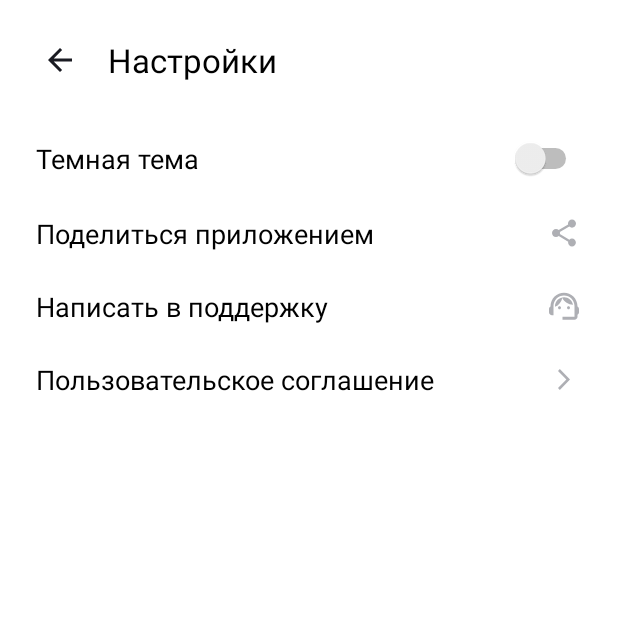
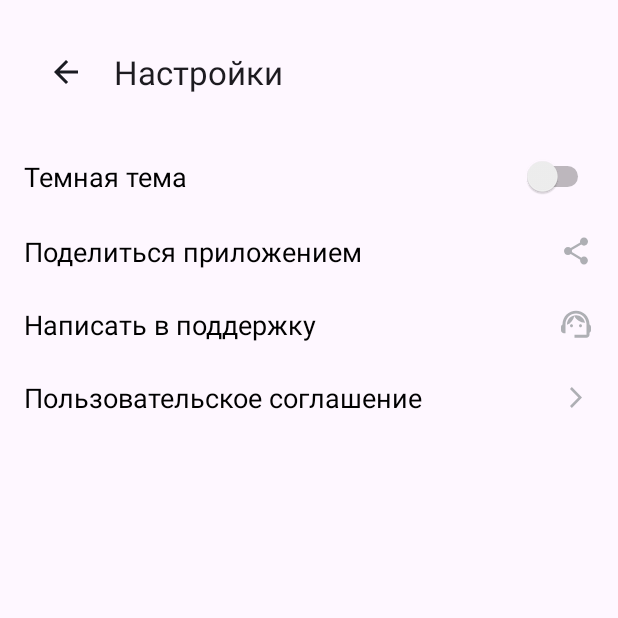
Before and after one commit to DevilReina/PlaylistMaker, an Android app: the SettingsActivity screen opened directly, with no data from a screen before it, on a phone screen of 412 x 824 dp, the top half of it. Run offline under Robolectric (Android 15) with nearby library versions, the phone set to English and light mode, and no system bars.

Commit message:
commit fix

```diff
--- a/app/src/main/java/com/example/playlistmaker/SettingsActivity.kt
+++ b/app/src/main/java/com/example/playlistmaker/SettingsActivity.kt
@@ -1,6 +1,5 @@
 package com.example.playlistmaker
 
-import android.content.Intent
 import android.os.Bundle
 import android.view.View
 import androidx.appcompat.app.AppCompatActivity
@@ -10,10 +9,8 @@ class SettingsActivity : AppCompatActivity() {
         super.onCreate(savedInstanceState)
         setContentView(R.layout.activity_settings)
 
-        val backButton = findViewById<View>(R.id.back_button)
+        val backButton = findViewById<View>(R.id.toolbar)
         backButton.setOnClickListener {
-            val intent = Intent(this@SettingsActivity, MainActivity::class.java)
-            startActivity(intent)
             finish()
         }
     }
--- a/app/src/main/res/layout/activity_main.xml
+++ b/app/src/main/res/layout/activity_main.xml
@@ -30,8 +30,7 @@
         <ImageView
             android:layout_width="wrap_content"
             android:layout_height="wrap_content"
-            android:paddingStart="8dp"
-            android:paddingEnd="8dp"
+            android:paddingHorizontal="8dp"
             android:src="@drawable/ic_search"
             android:contentDescription="@string/searth_btn"/>
 
@@ -58,8 +57,7 @@
             android:layout_width="wrap_content"
             android:layout_height="wrap_content"
             android:src="@drawable/ic_library"
-            android:paddingStart="8dp"
-            android:paddingEnd="8dp"
+            android:paddingHorizontal="8dp"
             android:contentDescription="@string/media_btn"/>
 
         <TextView
@@ -85,8 +83,7 @@
             android:layout_width="wrap_content"
             android:layout_height="wrap_content"
             android:src="@drawable/ic_settings"
-            android:paddingStart="8dp"
-            android:paddingEnd="8dp"
+            android:paddingHorizontal="8dp"
             android:contentDescription="@string/settings_btn"/>
 
         <TextView
--- a/app/src/main/res/layout/activity_settings.xml
+++ b/app/src/main/res/layout/activity_settings.xml
@@ -1,45 +1,30 @@
-<LinearLayout xmlns:android="http://schemas.android.com/apk/res/android"
+<RelativeLayout xmlns:android="http://schemas.android.com/apk/res/android"
+    xmlns:app="http://schemas.android.com/apk/res-auto"
     android:layout_width="match_parent"
     android:layout_height="match_parent"
+    android:padding="16dp">
+
+    <androidx.appcompat.widget.Toolbar
+        android:id="@+id/toolbar"
+        android:layout_width="match_parent"
+        android:layout_height="?attr/actionBarSize"
+        app:title="@string/settings_btn"
+        app:navigationIcon="@drawable/ic_arrow_back" />
+
+    <!-- Остальная разметка для элементов настроек -->
+    <LinearLayout
+        android:layout_width="match_parent"
+        android:layout_height="wrap_content"
         android:orientation="vertical"
-    android:padding="16dp"
-    android:background="@android:color/white">
+        android:layout_below="@id/toolbar"
+        android:layout_marginTop="24dp">
 
-    <!-- Back Button and Title -->
+        <!-- Темная тема -->
         <LinearLayout
             android:layout_width="match_parent"
             android:layout_height="wrap_content"
             android:orientation="horizontal"
-        android:gravity="center_vertical"
-        android:paddingBottom="16dp">
-
-        <ImageView
-            android:id="@+id/back_button"
-            android:layout_width="wrap_content"
-            android:layout_height="wrap_content"
-            android:src="@drawable/ic_arrow_back"
-            android:contentDescription="@string/back_button"
-            android:paddingEnd="8dp"
-            />
-
-        <TextView
-            android:id="@+id/settings_title"
-            android:layout_width="wrap_content"
-            android:layout_height="wrap_content"
-            android:text="Настройки"
-            android:textSize="22sp"
-            android:textColor="@android:color/black"/>
-    </LinearLayout>
-
-    <!-- Dark Theme -->
-    <LinearLayout
-        android:layout_width="match_parent"
-        android:layout_height="wrap_content"
-        android:orientation="horizontal"
-        android:gravity="center_vertical"
-        android:paddingVertical="12dp"
-        android:paddingHorizontal="8dp"
-        android:background="?attr/selectableItemBackground">
+            android:gravity="center_vertical">
 
             <TextView
                 android:layout_width="0dp"
@@ -51,19 +36,16 @@
 
             <Switch
                 android:layout_width="wrap_content"
-            android:layout_height="wrap_content"
-            android:id="@+id/switch_dark_theme"/>
+                android:layout_height="wrap_content"/>
         </LinearLayout>
 
-    <!-- Share App -->
+        <!-- Поделиться приложением -->
         <LinearLayout
             android:layout_width="match_parent"
             android:layout_height="wrap_content"
             android:orientation="horizontal"
             android:gravity="center_vertical"
-        android:paddingVertical="12dp"
-        android:paddingHorizontal="8dp"
-        android:background="?attr/selectableItemBackground">
+            android:layout_marginTop="24dp">
 
             <TextView
                 android:layout_width="0dp"
@@ -76,19 +58,16 @@
             <ImageView
                 android:layout_width="wrap_content"
                 android:layout_height="wrap_content"
-            android:src="@drawable/ic_share"
-            android:contentDescription="@string/share_app"/>
+                app:srcCompat="@drawable/ic_share"/>
         </LinearLayout>
 
-    <!-- Support -->
+        <!-- Написать в поддержку -->
         <LinearLayout
             android:layout_width="match_parent"
             android:layout_height="wrap_content"
             android:orientation="horizontal"
             android:gravity="center_vertical"
-        android:paddingVertical="12dp"
-        android:paddingHorizontal="8dp"
-        android:background="?attr/selectableItemBackground">
+            android:layout_marginTop="24dp">
 
             <TextView
                 android:layout_width="0dp"
@@ -101,19 +80,16 @@
             <ImageView
                 android:layout_width="wrap_content"
                 android:layout_height="wrap_content"
-            android:src="@drawable/ic_support"
-            android:contentDescription="@string/contact_support"/>
+                app:srcCompat="@drawable/ic_support"/>
         </LinearLayout>
 
-    <!-- User Agreement -->
+        <!-- Пользовательское соглашение -->
         <LinearLayout
             android:layout_width="match_parent"
             android:layout_height="wrap_content"
             android:orientation="horizontal"
             android:gravity="center_vertical"
-        android:paddingVertical="12dp"
-        android:paddingHorizontal="8dp"
-        android:background="?attr/selectableItemBackground">
+            android:layout_marginTop="24dp">
 
             <TextView
                 android:layout_width="0dp"
@@ -126,9 +102,8 @@
             <ImageView
                 android:layout_width="wrap_content"
                 android:layout_height="wrap_content"
-            android:src="@drawable/ic_agreement"
-            android:contentDescription="@string/user_agreement"
-            android:paddingEnd="8dp"/>
+                app:srcCompat="@drawable/ic_agreement"
+                android:paddingHorizontal="8dp"/>
         </LinearLayout>
-
     </LinearLayout>
+</RelativeLayout>
```
Lines whose indentation alone changed are shown as unchanged.
